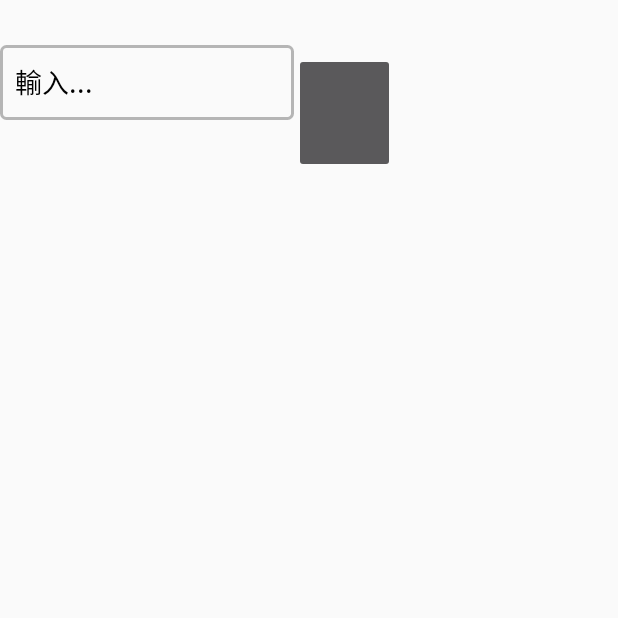
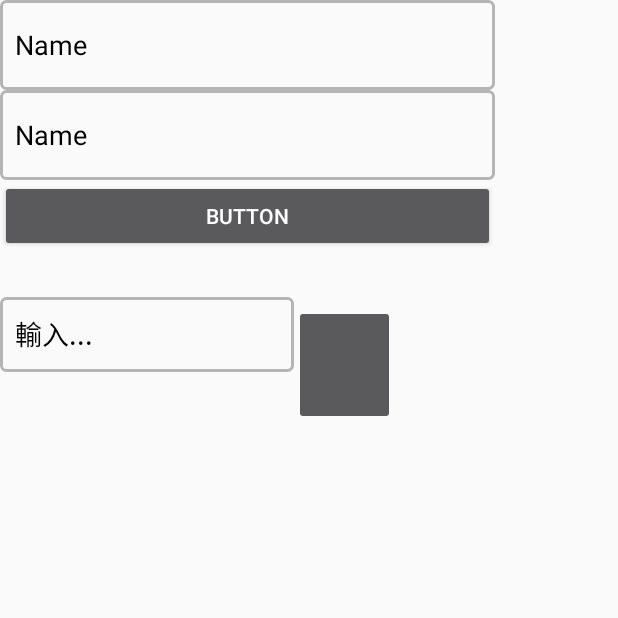
Before and after one commit to weiwei1204/MedicineAPP, an Android app: the RobotActivity screen opened directly, with no data from a screen before it, on a phone screen of 412 x 824 dp, the top half of it. Run offline under Robolectric (Android 15) with nearby library versions, the phone set to English and light mode, and no system bars; our stand-ins replace Volley.

Commit message:
資料庫連結

```diff
--- a/app/build.gradle
+++ b/app/build.gradle
@@ -20,7 +20,7 @@ android {
 }
 
 dependencies {
-    compile fileTree(dir: 'libs', include: ['*.jar'])
+    compile fileTree(include: ['*.jar'], dir: 'libs')
     androidTestCompile('com.android.support.test.espresso:espresso-core:2.2.2', {
         exclude group: 'com.android.support', module: 'support-annotations'
     })
@@ -30,5 +30,7 @@ dependencies {
     compile 'com.google.android.gms:play-services-auth:9.8.0'
     compile 'com.github.bumptech.glide:glide:3.7.0'
     testCompile 'junit:junit:4.12'
+    compile files('libs/GenAsync.jar')
+    compile 'com.mcxiaoke.volley:library:1.0.18'
 }
 apply plugin: 'com.google.gms.google-services'
--- a/app/src/main/java/com/example/carrie/carrie_test1/RobotActivity.java
+++ b/app/src/main/java/com/example/carrie/carrie_test1/RobotActivity.java
@@ -1,22 +1,91 @@
 package com.example.carrie.carrie_test1;
 
+import android.app.Activity;
 import android.content.Intent;
 import android.os.Bundle;
-import android.app.Activity;
+import android.util.Log;
 import android.view.View;
+import android.widget.Button;
+import android.widget.EditText;
+
+import com.android.volley.AuthFailureError;
+import com.android.volley.Request;
+import com.android.volley.RequestQueue;
+import com.android.volley.Response;
+import com.android.volley.VolleyError;
+import com.android.volley.toolbox.StringRequest;
+import com.android.volley.toolbox.Volley;
+
+import java.util.HashMap;
+import java.util.Map;
 
 public class RobotActivity extends Activity {
 
+    EditText name, paasword;
+    Button insert;
+    RequestQueue requestQueue;
+    String insertUrl = "http://140.136.47.47/client2/insert.php/";
+
+
     @Override
     protected void onCreate(Bundle savedInstanceState) {
+        Log.d("myTag", "This is my message");
         super.onCreate(savedInstanceState);
         setContentView(R.layout.activity_robot);
+        Log.d("my", "view");
+
+        name = (EditText) findViewById(R.id.e1);
+        paasword = (EditText) findViewById(R.id.e2);
+        insert = (Button) findViewById(R.id.insert);
+
+        requestQueue = Volley.newRequestQueue(getApplicationContext());
+        Log.d("myTag", "load");
+
+        insert.setOnClickListener(new View.OnClickListener() {
+
+            @Override
+            public void onClick(View v) {
+                Log.d("myTag", "click");
+
+                StringRequest request = new StringRequest(Request.Method.POST, insertUrl, new Response.Listener<String>() {
+                    @Override
+                    public void onResponse(String response) {
+                        Log.d("my", response);
+                    }
+                }, new Response.ErrorListener() {
+                    @Override
+                    public void onErrorResponse(VolleyError error) {
+                        Log.d("my", error.toString());
+                    }
+                }){
+                   protected Map<String,String> getParams() throws AuthFailureError{
+                       Map<String, String> parameters = new HashMap<String, String>();
+                       parameters.put("username", name.getText().toString());
+                       parameters.put("password", paasword.getText().toString());
+                       Log.d("my",parameters.toString());
+                       return parameters;
+
+                   }
+                };
+                Log.d("my",request.toString());
+                requestQueue.add(request);
+            }
+
+        });
+
+
+
     }
+
+
+
+
 
     public void gotologinActivity(View v){ //連到聊天機器人頁面
         Intent it = new Intent(this,LoginActivity.class);
         startActivity(it);
     }
+
     public void goback(View v){
         finish();
     }
--- a/app/src/main/res/layout/activity_main.xml
+++ b/app/src/main/res/layout/activity_main.xml
@@ -5,7 +5,7 @@
     android:layout_width="match_parent"
     android:layout_height="match_parent"
     android:background="#70CECE"
-    tools:context="com.example.carrie.carrie_test1.com.example.carrie.strawberry.MainActivity">
+    tools:context="com.example.carrie.carrie_test1.MainActivity">
 
 
     <TableLayout
--- a/app/src/main/res/layout/activity_robot.xml
+++ b/app/src/main/res/layout/activity_robot.xml
@@ -5,7 +5,7 @@
     android:layout_width="match_parent"
     android:layout_height="match_parent"
     android:background="#FAFAFA"
-    tools:context="com.example.carrie.carrie_test1.com.example.carrie.strawberry.RobotActivity">
+    tools:context="com.example.carrie.carrie_test1.RobotActivity">
 
     <TableLayout
         android:layout_width="344dp"
@@ -22,8 +22,43 @@
             android:layout_height="match_parent" />
 
         <TableRow
-            android:layout_width="match_parent"
-            android:layout_height="match_parent" />
+            android:layout_width="wrap_content"
+            android:layout_height="wrap_content">
+
+            <LinearLayout
+                android:layout_width="match_parent"
+                android:layout_height="match_parent"
+                android:orientation="vertical">
+
+                <EditText
+                    android:id="@+id/e1"
+                    android:layout_width="match_parent"
+                    android:layout_height="wrap_content"
+                    android:background="@drawable/back"
+                    android:ems="10"
+                    android:inputType="textPersonName"
+                    android:textColor="#000000"
+                    android:text="Name" />
+
+                <EditText
+                    android:id="@+id/e2"
+                    android:layout_width="match_parent"
+                    android:layout_height="wrap_content"
+                    android:background="@drawable/back"
+                    android:ems="10"
+                    android:inputType="textPersonName"
+                    android:textColor="#000000"
+                    android:text="Name" />
+
+
+                <Button
+                    android:id="@+id/insert"
+                    android:layout_width="match_parent"
+                    android:layout_height="wrap_content"
+                    android:text="Button" />
+            </LinearLayout>
+
+        </TableRow>
 
         <TableRow
             android:layout_width="match_parent"
--- a/app/src/main/res/values/strings.xml
+++ b/app/src/main/res/values/strings.xml
@@ -16,6 +16,7 @@
     <string name="title_activity_historyrecord">排成歷史紀錄</string>
     <string name="title_activity_comment">藥品評論</string>
     <string name="title_activity_schedule">用藥排程</string>
+    <string name="title_activity_connect">Connect</string>
 
 
 </resources>
```
Also changed, not shown: app/src/main/AndroidManifest.xml (+12 -8 lines), app/src/main/java/com/example/carrie/carrie_test1/LoginActivity.java (+29 -2 lines), app/src/main/java/com/example/carrie/carrie_test1/MainActivity.java (+6 -2 lines), app/src/main/res/layout/activity_login.xml (+5 -2 lines).
